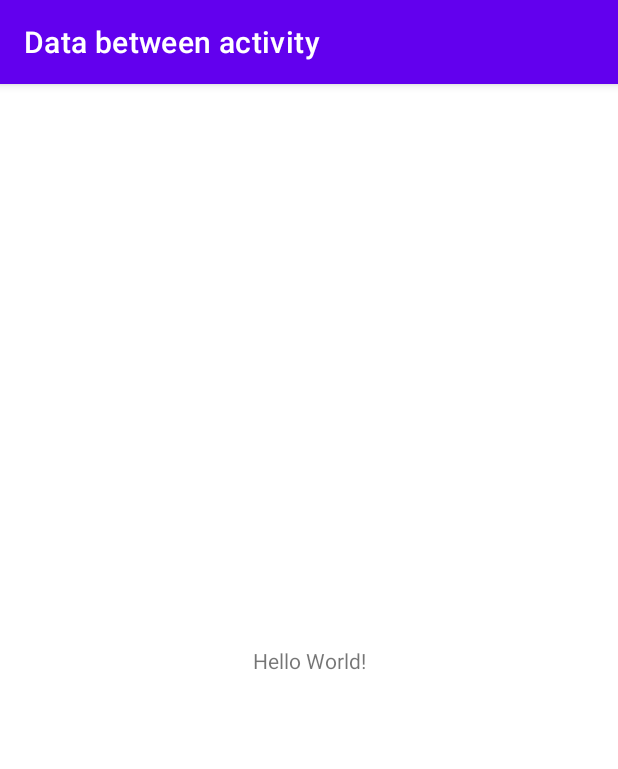
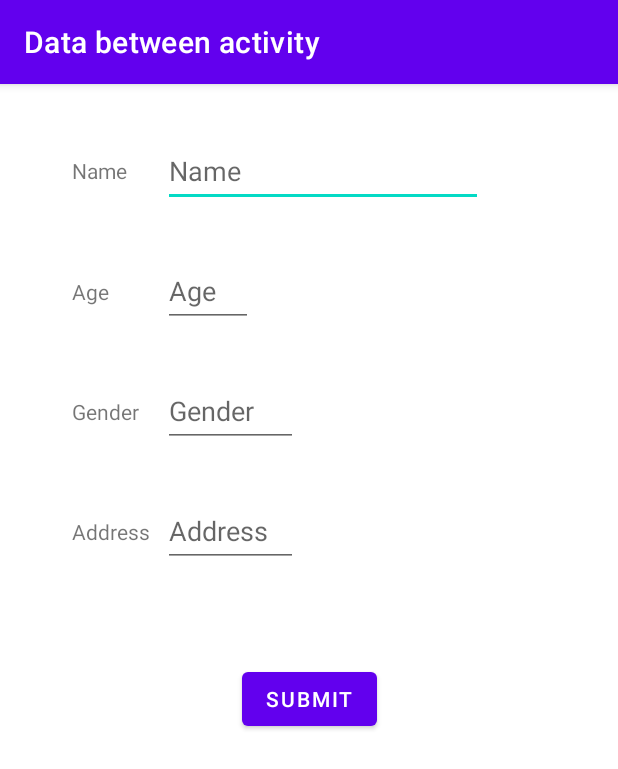
Before and after one commit to Sudan23/Data_between_activity, an Android app: the screen it shows after launch (MainActivity), on a phone screen of 412 x 824 dp. Shown: the top 769 px of the screen. Run offline under Robolectric (Android 15) with nearby library versions, the phone set to English and light mode, and no system bars.

Commit message:
User interface dummy

```diff
--- a/app/src/main/java/com/example/databetweenactivity/MainActivity.kt
+++ b/app/src/main/java/com/example/databetweenactivity/MainActivity.kt
@@ -2,10 +2,15 @@ package com.example.databetweenactivity
 
 import androidx.appcompat.app.AppCompatActivity
 import android.os.Bundle
+import android.view.View
 
 class MainActivity : AppCompatActivity() {
     override fun onCreate(savedInstanceState: Bundle?) {
         super.onCreate(savedInstanceState)
         setContentView(R.layout.activity_main)
     }
+
+    fun submit(view:View){
+
+    }
 }
--- a/app/src/main/res/layout/activity_main.xml
+++ b/app/src/main/res/layout/activity_main.xml
@@ -7,12 +7,104 @@
     tools:context=".MainActivity">
 
     <TextView
+        android:id="@+id/name_tv"
         android:layout_width="wrap_content"
         android:layout_height="wrap_content"
-        android:text="Hello World!"
-        app:layout_constraintBottom_toBottomOf="parent"
-        app:layout_constraintLeft_toLeftOf="parent"
-        app:layout_constraintRight_toRightOf="parent"
+        android:layout_marginStart="48dp"
+        android:layout_marginTop="48dp"
+        android:text="Name"
+        app:layout_constraintStart_toStartOf="parent"
         app:layout_constraintTop_toTopOf="parent" />
 
+    <EditText
+        android:id="@+id/name_et"
+        android:layout_width="wrap_content"
+        android:layout_height="wrap_content"
+        android:layout_marginStart="24dp"
+        android:ems="10"
+        android:hint="Name"
+        android:inputType="textPersonName"
+        android:minHeight="48dp"
+        app:layout_constraintBottom_toBottomOf="@+id/name_tv"
+        app:layout_constraintStart_toEndOf="@+id/name_tv"
+        app:layout_constraintTop_toTopOf="@+id/name_tv" />
+
+    <TextView
+        android:id="@+id/age_tv"
+        android:layout_width="wrap_content"
+        android:layout_height="wrap_content"
+        android:layout_marginStart="48dp"
+        android:text="Age"
+        app:layout_constraintBottom_toBottomOf="@+id/age_et"
+        app:layout_constraintStart_toStartOf="parent"
+        app:layout_constraintTop_toTopOf="@+id/age_et" />
+
+    <EditText
+        android:id="@+id/age_et"
+        android:layout_width="60dp"
+        android:layout_height="wrap_content"
+        android:layout_marginTop="32dp"
+        android:ems="10"
+        android:hint="Age"
+        android:inputType="textPersonName"
+        android:minHeight="48dp"
+        app:layout_constraintStart_toStartOf="@+id/name_et"
+        app:layout_constraintTop_toBottomOf="@+id/name_et" />
+
+    <TextView
+        android:id="@+id/gender_tv"
+        android:layout_width="wrap_content"
+        android:layout_height="wrap_content"
+        android:layout_marginStart="48dp"
+        android:text="Gender"
+        app:layout_constraintBottom_toBottomOf="@+id/gender_et"
+        app:layout_constraintStart_toStartOf="parent"
+        app:layout_constraintTop_toTopOf="@+id/gender_et" />
+
+    <EditText
+        android:id="@+id/gender_et"
+        android:layout_width="90dp"
+        android:layout_height="wrap_content"
+        android:layout_marginTop="32dp"
+        android:ems="10"
+        android:hint="Gender"
+        android:inputType="textPersonName"
+        android:minHeight="48dp"
+        app:layout_constraintStart_toStartOf="@+id/age_et"
+        app:layout_constraintTop_toBottomOf="@+id/age_et" />
+
+    <TextView
+        android:id="@+id/address_tv"
+        android:layout_width="wrap_content"
+        android:layout_height="wrap_content"
+        android:layout_marginStart="48dp"
+        android:text="Address"
+        app:layout_constraintBottom_toBottomOf="@+id/address_et"
+        app:layout_constraintStart_toStartOf="parent"
+        app:layout_constraintTop_toTopOf="@+id/address_et" />
+
+    <EditText
+        android:id="@+id/address_et"
+        android:layout_width="90dp"
+        android:layout_height="wrap_content"
+        android:layout_marginTop="32dp"
+        android:ems="10"
+        android:hint="Address"
+        android:inputType="textPersonName"
+        android:lines="4"
+        android:minHeight="48dp"
+        app:layout_constraintStart_toStartOf="@+id/gender_et"
+        app:layout_constraintTop_toBottomOf="@+id/gender_et" />
+
+    <Button
+        android:id="@+id/button"
+        android:layout_width="wrap_content"
+        android:layout_height="wrap_content"
+        android:layout_marginTop="64dp"
+        android:text="SUBMIT"
+        android:onClick="submit"
+        app:layout_constraintEnd_toEndOf="parent"
+        app:layout_constraintHorizontal_bias="0.5"
+        app:layout_constraintStart_toStartOf="parent"
+        app:layout_constraintTop_toBottomOf="@+id/address_et" />
 </androidx.constraintlayout.widget.ConstraintLayout>
```
